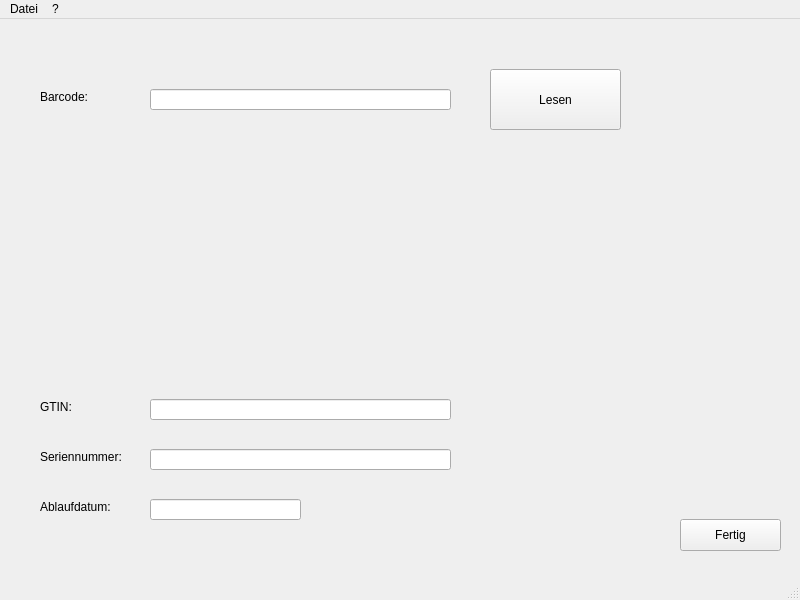
Old version of the form mainwindow/mainwindow.ui in the repository Bradyphrenia/op_barcode.
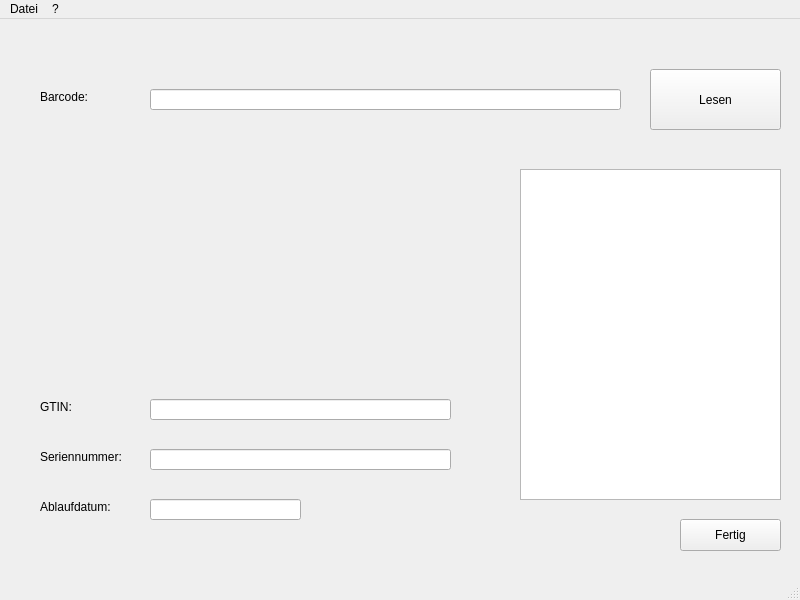
New version of the form.

Commit message: Refactor barcode processing logic, update UI layout, and add feedback for missing input

Diff of the .ui file:
```diff
--- a/mainwindow/mainwindow.ui
+++ b/mainwindow/mainwindow.ui
@@ -31,7 +31,7 @@
      <rect>
       <x>150</x>
       <y>70</y>
-      <width>301</width>
+      <width>471</width>
       <height>21</height>
      </rect>
     </property>
@@ -82,7 +82,7 @@
    <widget class="QPushButton" name="pushButton_decode">
     <property name="geometry">
      <rect>
-      <x>490</x>
+      <x>650</x>
       <y>50</y>
       <width>131</width>
       <height>61</height>
@@ -144,6 +144,16 @@
      <string>Ablaufdatum:</string>
     </property>
    </widget>
+   <widget class="QPlainTextEdit" name="plainTextEdit_output">
+    <property name="geometry">
+     <rect>
+      <x>520</x>
+      <y>150</y>
+      <width>261</width>
+      <height>331</height>
+     </rect>
+    </property>
+   </widget>
   </widget>
   <widget class="QMenuBar" name="menubar">
    <property name="geometry">
```
The commit also changes 2 other files.
